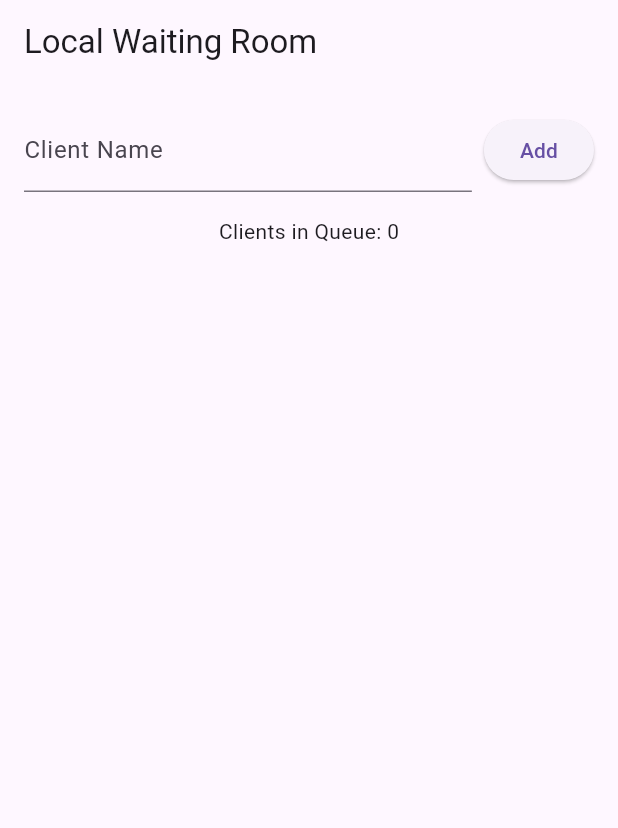
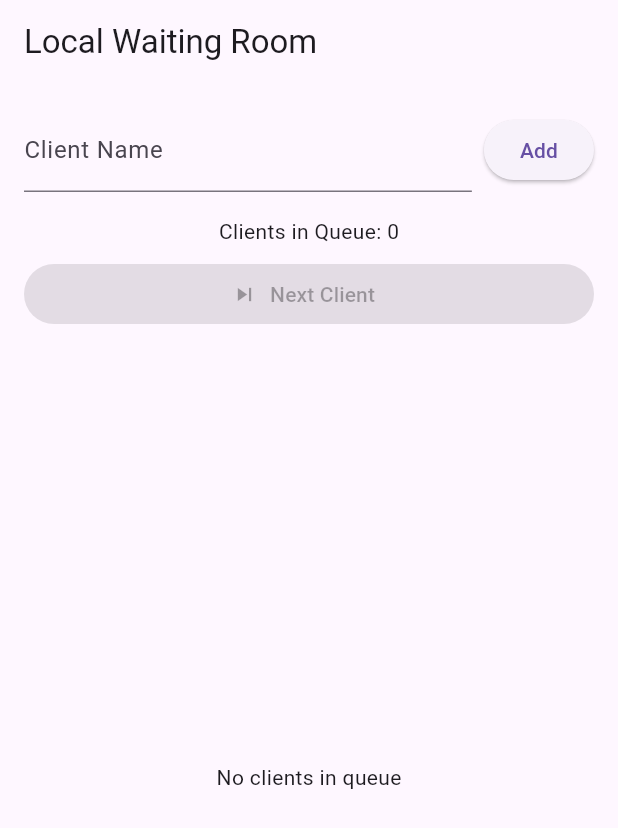
Before and after one commit to mgherbimalak30-cloud/waiting_room_app_tp2, a Flutter app: the screen it shows after launch, after a tap on "Add", on a phone screen of 412 x 824 dp. Shown: the top 828 px of the screen. Run offline on Flutter 3.47's test engine with Material 3 defaults, Android fonts, the phone set to English and light mode, and no system bars.

Commit message:
Add Provider, tests and AI report

```diff
--- a/lib/main.dart
+++ b/lib/main.dart
@@ -1,8 +1,16 @@
+
 import 'package:flutter/material.dart';
-import 'waiting_room_manager.dart';
+import 'package:provider/provider.dart';
+
+import 'queue_provider.dart';
 
 void main() {
-  runApp(const WaitingRoomApp());
+  runApp(
+    ChangeNotifierProvider(
+      create: (context) => QueueProvider(),
+      child: const WaitingRoomApp(),
+    ),
+  );
 }
 
 class WaitingRoomApp extends StatelessWidget {
@@ -10,8 +18,8 @@ class WaitingRoomApp extends StatelessWidget {
 
   @override
   Widget build(BuildContext context) {
-    return MaterialApp(
-      home: const WaitingRoomScreen(),
+    return const MaterialApp(
+      home: WaitingRoomScreen(),
     );
   }
 }
@@ -24,20 +32,28 @@ class WaitingRoomScreen extends StatefulWidget {
 }
 
 class _WaitingRoomScreenState extends State<WaitingRoomScreen> {
-  final WaitingRoomManager _manager = WaitingRoomManager();
   final TextEditingController _controller = TextEditingController();
 
   void _addClient() {
-    if (_controller.text.isNotEmpty) {
-      setState(() {
-        _manager.addClient(_controller.text);
+    final name = _controller.text.trim();
+
+    if (name.isNotEmpty) {
+      context.read<QueueProvider>().addClient(name);
       _controller.clear();
-      });
     }
   }
 
   @override
+  void dispose() {
+    _controller.dispose();
+    super.dispose();
+  }
+
+  @override
   Widget build(BuildContext context) {
+    final provider = context.watch<QueueProvider>();
+    final clients = provider.clients;
+
     return Scaffold(
       appBar: AppBar(
         title: const Text('Local Waiting Room'),
@@ -51,7 +67,10 @@ class _WaitingRoomScreenState extends State<WaitingRoomScreen> {
                 Expanded(
                   child: TextField(
                     controller: _controller,
-                    decoration: const InputDecoration(labelText: 'Client Name'),
+                    decoration: const InputDecoration(
+                      labelText: 'Client Name',
+                    ),
+                    onSubmitted: (_) => _addClient(),
                   ),
                 ),
                 const SizedBox(width: 8),
@@ -62,21 +81,41 @@ class _WaitingRoomScreenState extends State<WaitingRoomScreen> {
               ],
             ),
             const SizedBox(height: 16),
-            Text('Clients in Queue: ${_manager.clients.length}'),
+            Text('Clients in Queue: ${clients.length}'),
+            const SizedBox(height: 8),
+            SizedBox(
+              width: double.infinity,
+              child: ElevatedButton.icon(
+                key: const Key('nextClientButton'),
+                onPressed: clients.isEmpty
+                    ? null
+                    : () {
+                        context.read<QueueProvider>().nextClient();
+                      },
+                icon: const Icon(Icons.skip_next),
+                label: const Text('Next Client'),
+              ),
+            ),
+            const SizedBox(height: 8),
             Expanded(
-              child: ListView.builder(
-                itemCount: _manager.clients.length,
+              child: clients.isEmpty
+                  ? const Center(
+                      child: Text('No clients in queue'),
+                    )
+                  : ListView.builder(
+                      itemCount: clients.length,
                       itemBuilder: (context, index) {
-                  final clientName = _manager.clients[index];
+                        final clientName = clients[index];
+
                         return Card(
                           child: ListTile(
                             title: Text(clientName),
                             trailing: IconButton(
                               icon: const Icon(Icons.delete),
                               onPressed: () {
-                          setState(() {
-                            _manager.removeClient(clientName);
-                          });
+                                context
+                                    .read<QueueProvider>()
+                                    .removeClient(clientName);
                               },
                             ),
                           ),
--- /dev/null
+++ b/lib/queue_provider.dart
@@ -0,0 +1,25 @@
+
+import 'package:flutter/foundation.dart';
+
+class QueueProvider extends ChangeNotifier {
+  final List<String> _clients = [];
+
+  List<String> get clients => List.unmodifiable(_clients);
+
+  void addClient(String name) {
+    _clients.add(name);
+    notifyListeners();
+  }
+
+  void removeClient(String name) {
+    _clients.remove(name);
+    notifyListeners();
+  }
+
+  void nextClient() {
+    if (_clients.isNotEmpty) {
+      _clients.removeAt(0);
+      notifyListeners();
+    }
+  }
+}
--- a/pubspec.yaml
+++ b/pubspec.yaml
@@ -34,6 +34,7 @@ dependencies:
   # The following adds the Cupertino Icons font to your application.
   # Use with the CupertinoIcons class for iOS style icons.
   cupertino_icons: ^1.0.8
+  provider: ^6.1.5+1
 
 dev_dependencies:
   flutter_test:
```
Also changed, not shown: pubspec.lock, 3 other files. Lines whose indentation alone changed are shown as unchanged.
